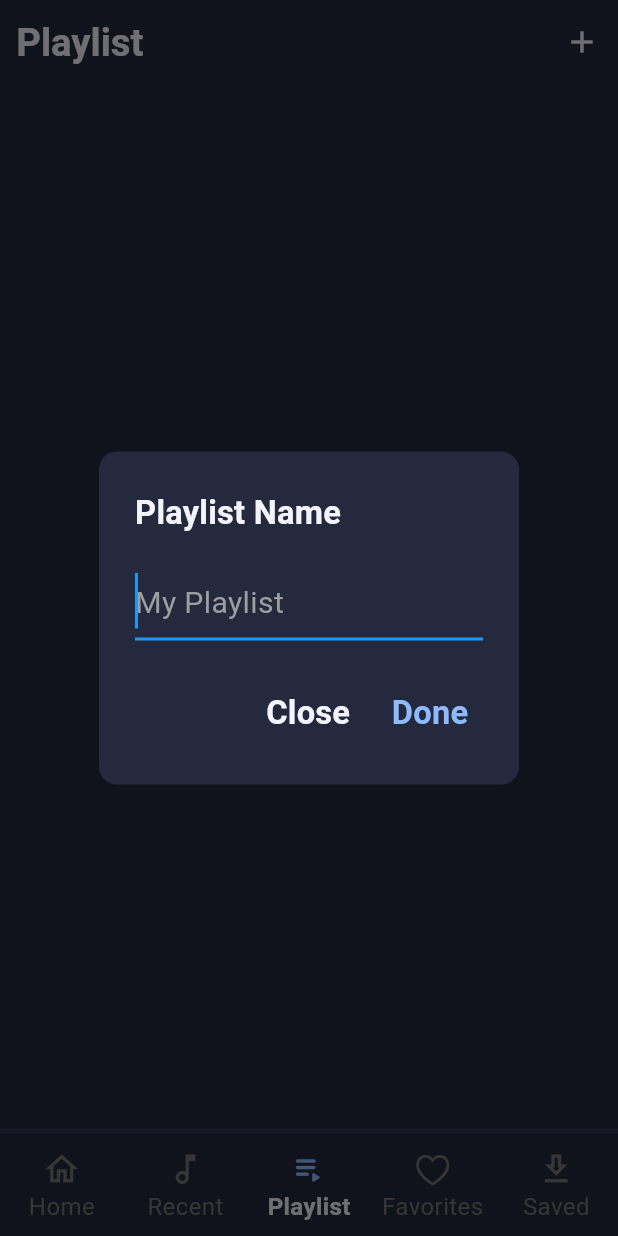
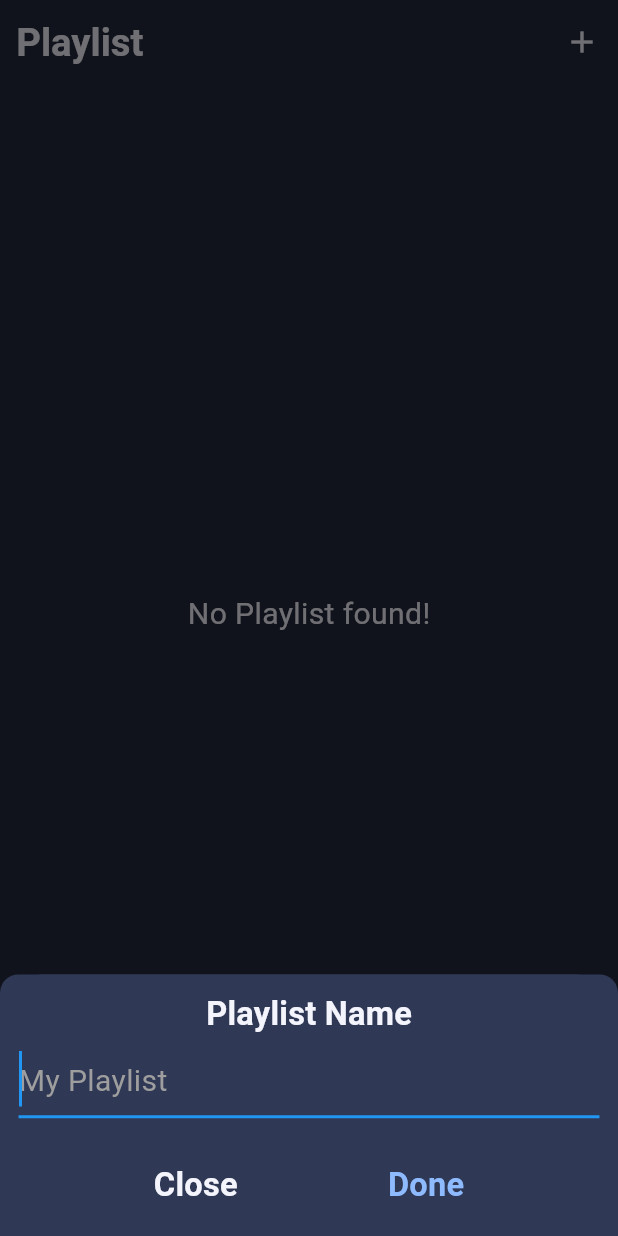
Before and after one commit to AKSHAYK0UL/Nex-Music, a Flutter app: the screen it shows once a user with an empty profile is signed in, item 3 of the bottom bar chosen, after a tap on the "add" icon, on a phone screen of 412 x 824 dp. Run offline on Flutter 3.47's test engine with Material 3 defaults, Android fonts, the phone set to English and light mode, and no system bars; our stand-ins replace app_links, audio_service, audio_video_progress_bar, bloc_concurrency, buttons_tabbar, cached_network_image and 22 more; missing offline and left inert: audio_session, bitsdojo_window, dart_ytmusic_api, desktop_webview_auth, just_audio_media_kit, sidebar_with_animation and 1 more; accounts and stored records are empty; generated files the repository leaves out were written again; statements that could not run were skipped; project files that could hold a hidden picture were left out.

Commit message:
Improve UI for better one-handed use on smartphones and small screens

```diff
--- a/lib/core/theme/texttheme.dart
+++ b/lib/core/theme/texttheme.dart
@@ -55,6 +55,11 @@ TextTheme textTheme(BuildContext context, double screenSize) {
     ),
     displayMedium: TextStyle(
       color: textColor,
+      fontSize: screenSize * 0.0230,
+      fontWeight: FontWeight.w600,
+    ),
+    displayLarge: TextStyle(
+      color: textColor,
       fontSize: screenSize * 0.0183,
       fontWeight: FontWeight.bold,
     ),
--- a/lib/presentation/audio_player/screen/audio_player.dart
+++ b/lib/presentation/audio_player/screen/audio_player.dart
@@ -9,7 +9,7 @@ import 'package:nex_music/bloc/user_playlist_bloc/bloc/user_playlist_bloc.dart';
 import 'package:nex_music/core/theme/hexcolor.dart';
 import 'package:nex_music/core/ui_component/snackbar.dart';
 import 'package:nex_music/presentation/audio_player/widget/download_bar.dart';
-import 'package:nex_music/presentation/user_playlist/widgets/add_to_playlist_dialog.dart';
+import 'package:nex_music/presentation/user_playlist/widgets/add_to_playlist_bottom_sheet.dart';
 import 'package:nex_music/core/ui_component/animatedtext.dart';
 import 'package:nex_music/core/ui_component/cacheimage.dart';
 import 'package:nex_music/enum/quality.dart';
@@ -175,7 +175,9 @@ class _AudioPlayerScreenState extends State<AudioPlayerScreen> {
                         ),
                         IconButton(
                           onPressed: () {
-                            showAddToPlaylistDialog(context, songData);
+                            // showAddToPlaylistDialog(context, songData);
+                            addToPlayListBottomSheet(
+                                context, songData, screenSize);
                           },
                           icon: Icon(
                             Icons.playlist_add,
--- a/lib/presentation/user_playlist/screens/user_playlist.dart
+++ b/lib/presentation/user_playlist/screens/user_playlist.dart
@@ -4,7 +4,7 @@ import 'package:nex_music/bloc/user_playlist_bloc/bloc/user_playlist_bloc.dart';
 import 'package:nex_music/core/theme/hexcolor.dart';
 import 'package:nex_music/core/ui_component/animatedtext.dart';
 import 'package:nex_music/presentation/user_playlist/screens/user_playlist_songs.dart';
-import 'package:nex_music/presentation/user_playlist/widgets/show_create_playlist_dialog.dart';
+import 'package:nex_music/presentation/user_playlist/widgets/create_playlistmodalsheet.dart';
 
 class UserPlaylist extends StatefulWidget {
   const UserPlaylist({super.key});
@@ -33,7 +33,8 @@ class _UserPlaylistState extends State<UserPlaylist> {
         actions: [
           IconButton(
               onPressed: () {
-                showCreatePlaylistDialog(context);
+                // showCreatePlaylistDialog(context);
+                createPlaylistBottomSheet(context, screenSize);
               },
               icon: const Icon(Icons.add))
         ],
--- /dev/null
+++ b/lib/presentation/user_playlist/widgets/create_playlistmodalsheet.dart
@@ -0,0 +1,99 @@
+import 'package:flutter/material.dart';
+import 'package:flutter_bloc/flutter_bloc.dart';
+import 'package:nex_music/bloc/user_playlist_bloc/bloc/user_playlist_bloc.dart';
+import 'package:nex_music/core/theme/hexcolor.dart';
+import 'package:nex_music/core/ui_component/snackbar.dart';
+
+Future<void> createPlaylistBottomSheet(
+    BuildContext context, double screenSize) async {
+  TextEditingController playlistNameController = TextEditingController();
+
+  return showModalBottomSheet(
+      context: context,
+      backgroundColor: secondaryColor,
+      builder: (context) {
+        return AnimatedPadding(
+          duration: const Duration(milliseconds: 150),
+          padding:
+              EdgeInsets.only(bottom: MediaQuery.of(context).viewInsets.bottom),
+          child: SingleChildScrollView(
+            child: Container(
+              padding: EdgeInsets.symmetric(
+                  horizontal: screenSize * 0.015, vertical: screenSize * 0.012),
+              width: double.infinity,
+              decoration: BoxDecoration(
+                color: secondaryColor,
+                borderRadius: BorderRadius.only(
+                    topLeft: Radius.circular(screenSize * 0.015),
+                    topRight: Radius.circular(screenSize * 0.015)),
+              ),
+              child: Column(
+                mainAxisSize: MainAxisSize.min,
+                crossAxisAlignment: CrossAxisAlignment.center,
+                children: [
+                  Text(
+                    "Playlist Name",
+                    style: Theme.of(context).textTheme.titleMedium,
+                  ),
+                  TextField(
+                    controller: playlistNameController,
+                    decoration: InputDecoration(
+                      hintText: "My Playlist",
+                      hintStyle: Theme.of(context)
+                          .textTheme
+                          .bodyMedium
+                          ?.copyWith(color: Colors.grey),
+                    ),
+                    autofocus: true,
+                  ),
+                  SizedBox(
+                    height: screenSize * 0.0250,
+                  ),
+                  Row(
+                    mainAxisAlignment: MainAxisAlignment.spaceEvenly,
+                    children: [
+                      TextButton(
+                        onPressed: () {
+                          Navigator.of(context).pop();
+                        },
+                        child: Text(
+                          "Close",
+                          style: Theme.of(context).textTheme.titleMedium,
+                        ),
+                      ),
+                      TextButton(
+                        onPressed: () {
+                          final playlistName =
+                              playlistNameController.text.trim();
+
+                          if (playlistName.isNotEmpty) {
+                            context.read<UserPlaylistBloc>().add(
+                                  CreatePlaylistEvent(
+                                      playlistName: playlistName),
+                                );
+                            showSnackbar(
+                                context, "Playlist created successfully");
+                            Navigator.of(context).pop();
+                          } else {
+                            //n
+                            showSnackbar(
+                                context, "Playlist name cannot be empty");
+                          }
+                        },
+                        child: Text(
+                          "Done",
+                          style: Theme.of(context)
+                              .textTheme
+                              .titleMedium
+                              ?.copyWith(color: accentColor),
+                        ),
+                      ),
+                    ],
+                  ),
+                ],
+              ),
+            ),
+          ),
+        );
+      });
+}
--- a/lib/presentation/user_playlist/widgets/show_create_playlist_dialog.dart
+++ b/lib/presentation/user_playlist/widgets/show_create_playlist_dialog.dart
@@ -5,7 +5,7 @@ import 'package:nex_music/bloc/user_playlist_bloc/bloc/user_playlist_bloc.dart';
 import 'package:nex_music/core/theme/hexcolor.dart';
 import 'package:nex_music/core/ui_component/snackbar.dart';
 
-Future<void> showCreatePlaylistDialog(BuildContext context) {
+Future<void> showCreatePlaylistDialog(BuildContext context) async {
   TextEditingController playlistNameController = TextEditingController();
 
   return showDialog(
```
Also changed, not shown: lib/presentation/home/widget/longpress_options_bottom_sheet.dart (added, +252 -0 lines), lib/presentation/home/widget/song_title.dart (+10 -1 lines), lib/presentation/user_playlist/widgets/add_to_playlist_bottom_sheet.dart (added, +147 -0 lines), 8 other files.
